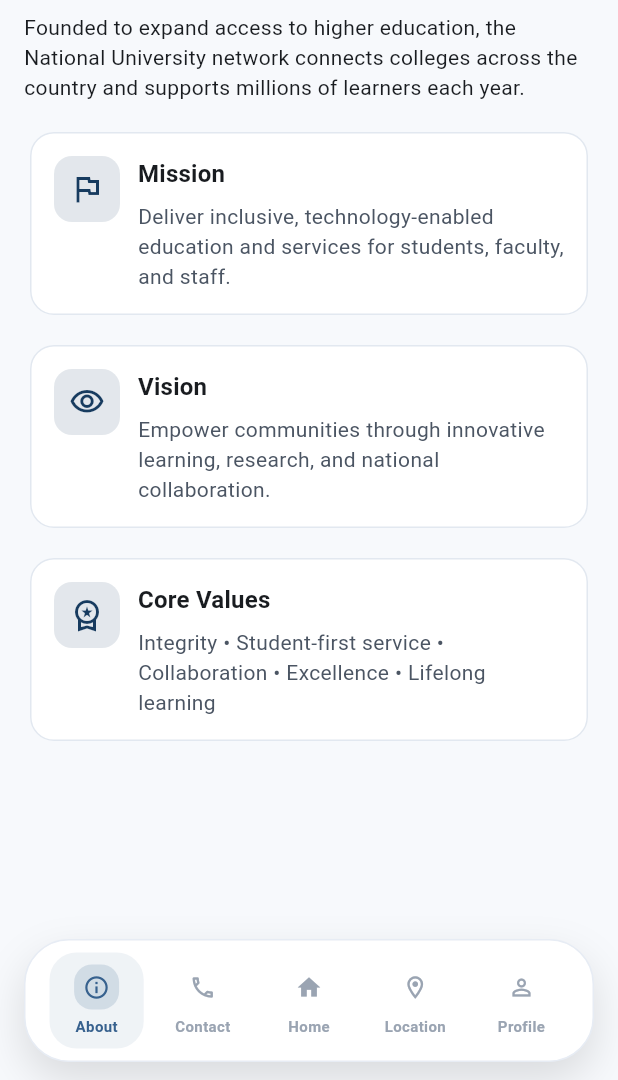
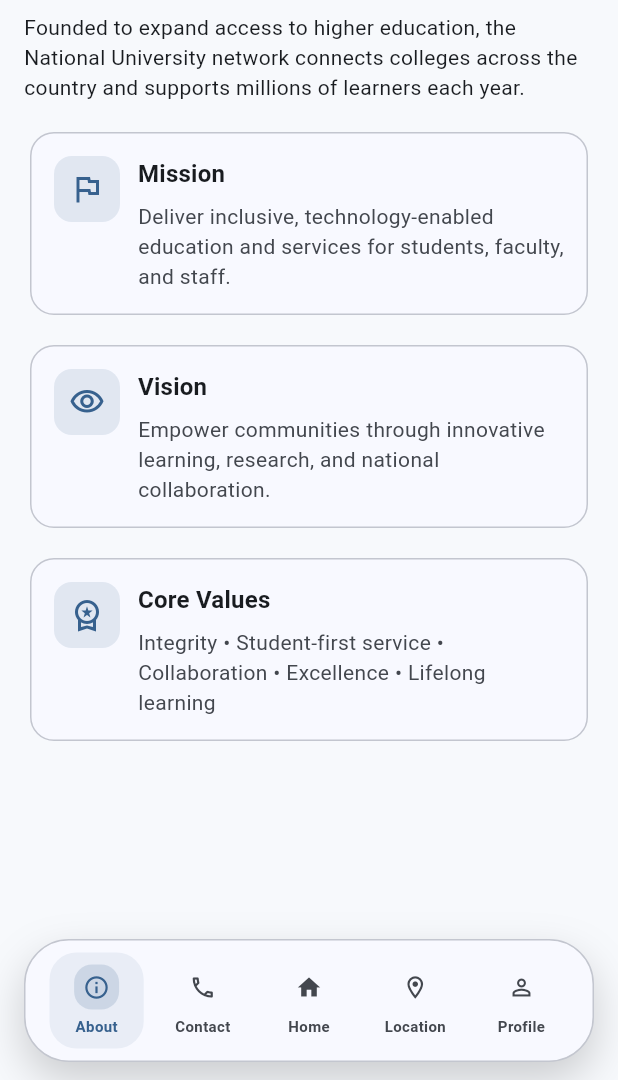
Before and after one commit to creativehabib/nu-app, a Flutter app: the screen it shows after launch, item 3 of the bottom bar chosen, after a tap on "About", on a phone screen of 412 x 824 dp, the part 156-1236 px from its top. Run offline on Flutter 3.47's test engine with Material 3 defaults, Android fonts, the phone set to English and light mode, and no system bars; network calls fail.

Commit message:
Theme employee list and cards for dark mode

```diff
--- a/lib/main.dart
+++ b/lib/main.dart
@@ -3,6 +3,7 @@
 import 'package:provider/provider.dart';
 
 import 'providers/directory_provider.dart';
+import 'providers/theme_provider.dart';
 import 'screens/home_screen.dart';
 
 void main() {
@@ -23,31 +24,57 @@
 
   @override
   Widget build(BuildContext context) {
-    final colorScheme = ColorScheme.fromSeed(
+    final lightColorScheme = ColorScheme.fromSeed(
       seedColor: const Color(0xFF173B5F),
       brightness: Brightness.light,
     );
+    final darkColorScheme = ColorScheme.fromSeed(
+      seedColor: const Color(0xFF173B5F),
+      brightness: Brightness.dark,
+    );
 
-    return ChangeNotifierProvider(
-      create: (_) => DirectoryProvider()..loadDepartments(),
-      child: MaterialApp(
+    return MultiProvider(
+      providers: [
+        ChangeNotifierProvider(create: (_) => DirectoryProvider()..loadDepartments()),
+        ChangeNotifierProvider(create: (_) => ThemeProvider()),
+      ],
+      child: Consumer<ThemeProvider>(
+        builder: (context, themeProvider, _) {
+          return MaterialApp(
             debugShowCheckedModeBanner: false,
             title: 'National University Directory',
             theme: ThemeData(
               appBarTheme: AppBarTheme(
-            backgroundColor: colorScheme.primary,
-            foregroundColor: colorScheme.onPrimary,
+                backgroundColor: lightColorScheme.primary,
+                foregroundColor: lightColorScheme.onPrimary,
                 systemOverlayStyle: const SystemUiOverlayStyle(
                   statusBarColor: Colors.transparent,
                   statusBarIconBrightness: Brightness.light,
                   statusBarBrightness: Brightness.dark,
                 ),
               ),
-          colorScheme: colorScheme,
+              colorScheme: lightColorScheme,
               scaffoldBackgroundColor: const Color(0xFFF7F9FC),
               useMaterial3: true,
             ),
+            darkTheme: ThemeData(
+              appBarTheme: AppBarTheme(
+                backgroundColor: darkColorScheme.primary,
+                foregroundColor: darkColorScheme.onPrimary,
+                systemOverlayStyle: const SystemUiOverlayStyle(
+                  statusBarColor: Colors.transparent,
+                  statusBarIconBrightness: Brightness.light,
+                  statusBarBrightness: Brightness.dark,
+                ),
+              ),
+              colorScheme: darkColorScheme,
+              scaffoldBackgroundColor: const Color(0xFF0F141B),
+              useMaterial3: true,
+            ),
+            themeMode: themeProvider.themeMode,
             home: const HomeScreen(),
+          );
+        },
       ),
     );
   }
--- /dev/null
+++ b/lib/providers/theme_provider.dart
@@ -0,0 +1,13 @@
+import 'package:flutter/material.dart';
+
+class ThemeProvider extends ChangeNotifier {
+  ThemeMode _themeMode = ThemeMode.light;
+
+  ThemeMode get themeMode => _themeMode;
+  bool get isDarkMode => _themeMode == ThemeMode.dark;
+
+  void toggleTheme(bool isDark) {
+    _themeMode = isDark ? ThemeMode.dark : ThemeMode.light;
+    notifyListeners();
+  }
+}
--- a/lib/screens/about_screen.dart
+++ b/lib/screens/about_screen.dart
@@ -79,12 +79,13 @@
 
   @override
   Widget build(BuildContext context) {
+    final colorScheme = Theme.of(context).colorScheme;
     return Card(
       elevation: 0,
-      color: Colors.white,
+      color: colorScheme.surface,
       shape: RoundedRectangleBorder(
         borderRadius: BorderRadius.circular(16),
-        side: const BorderSide(color: Color(0xFFE2E8F0)),
+        side: BorderSide(color: colorScheme.outlineVariant),
       ),
       child: Padding(
         padding: const EdgeInsets.all(16),
@@ -95,10 +96,10 @@
               height: 44,
               width: 44,
               decoration: BoxDecoration(
-                color: const Color(0xFF173B5F).withOpacity(0.12),
+                color: colorScheme.primary.withOpacity(0.12),
                 borderRadius: BorderRadius.circular(12),
               ),
-              child: Icon(icon, color: const Color(0xFF173B5F)),
+              child: Icon(icon, color: colorScheme.primary),
             ),
             const SizedBox(width: 12),
             Expanded(
@@ -115,7 +116,7 @@
                   Text(
                     description,
                     style: Theme.of(context).textTheme.bodyMedium?.copyWith(
-                          color: const Color(0xFF4B5563),
+                          color: colorScheme.onSurfaceVariant,
                         ),
                   ),
                 ],
--- a/lib/screens/contact_screen.dart
+++ b/lib/screens/contact_screen.dart
@@ -78,22 +78,23 @@
 
   @override
   Widget build(BuildContext context) {
+    final colorScheme = Theme.of(context).colorScheme;
     return Card(
       elevation: 0,
-      color: Colors.white,
+      color: colorScheme.surface,
       shape: RoundedRectangleBorder(
         borderRadius: BorderRadius.circular(16),
-        side: const BorderSide(color: Color(0xFFE2E8F0)),
+        side: BorderSide(color: colorScheme.outlineVariant),
       ),
       child: ListTile(
         leading: Container(
           height: 44,
           width: 44,
           decoration: BoxDecoration(
-            color: const Color(0xFF173B5F).withOpacity(0.12),
+            color: colorScheme.primary.withOpacity(0.12),
             borderRadius: BorderRadius.circular(12),
           ),
-          child: Icon(icon, color: const Color(0xFF173B5F)),
+          child: Icon(icon, color: colorScheme.primary),
         ),
         title: Text(
           title,
@@ -101,7 +102,7 @@
         ),
         subtitle: Text(
           subtitle,
-          style: const TextStyle(color: Color(0xFF4B5563)),
+          style: TextStyle(color: colorScheme.onSurfaceVariant),
         ),
       ),
     );
--- a/lib/screens/employee_list_screen.dart
+++ b/lib/screens/employee_list_screen.dart
@@ -41,6 +41,7 @@
     final provider = context.watch<DirectoryProvider>();
     final filteredEmployees =
         provider.filteredEmployees(widget.department.employees);
+    final colorScheme = Theme.of(context).colorScheme;
     final bottomNavItems = buildAppBottomNavItems(
       context,
       onHomeTap: () => Navigator.of(context).popUntil((route) => route.isFirst),
@@ -82,8 +83,14 @@
           ),
           Expanded(
             child: filteredEmployees.isEmpty
-                ? const Center(
-                    child: Text('No employees match this filter.'),
+                ? Center(
+                    child: Text(
+                      'No employees match this filter.',
+                      style: Theme.of(context)
+                          .textTheme
+                          .bodyMedium
+                          ?.copyWith(color: colorScheme.onSurfaceVariant),
+                    ),
                   )
                 : ListView.builder(
                     padding: const EdgeInsets.fromLTRB(16, 8, 16, 16),
--- a/lib/screens/home_screen.dart
+++ b/lib/screens/home_screen.dart
@@ -1,8 +1,10 @@
 import 'package:flutter/material.dart';
 import 'package:flutter/services.dart';
+import 'package:provider/provider.dart';
 
 import 'department_list_screen.dart';
 import '../navigation/app_bottom_nav_items.dart';
+import '../providers/theme_provider.dart';
 import '../widgets/app_bottom_nav.dart';
 
 class HomeScreen extends StatefulWidget {
@@ -16,12 +18,13 @@
   @override
   void didChangeDependencies() {
     super.didChangeDependencies();
+    final brightness = Theme.of(context).brightness;
     // স্ট্যাটাস বার কনফিগারেশন: ব্যাকগ্রাউন্ড নীল (প্রাইমারি কালার) এবং আইকন সাদা
     SystemChrome.setSystemUIOverlayStyle(
-      const SystemUiOverlayStyle(
+      SystemUiOverlayStyle(
         statusBarColor: Colors.transparent, // ট্রান্সপারেন্ট যাতে হেডারের কালার দেখা যায়
         statusBarIconBrightness: Brightness.light, // সাদা আইকন
-        statusBarBrightness: Brightness.dark,    // iOS এর জন্য
+        statusBarBrightness: brightness == Brightness.dark ? Brightness.light : Brightness.dark,    // iOS এর জন্য
       ),
     );
   }
@@ -29,6 +32,8 @@
   @override
   Widget build(BuildContext context) {
     final colorScheme = Theme.of(context).colorScheme;
+    final themeProvider = context.watch<ThemeProvider>();
+    final isDarkMode = themeProvider.isDarkMode;
 
     final tasks = [
       _TaskItem(icon: Icons.menu_book, label: 'Daily Task'),
@@ -59,13 +64,13 @@
     const currentIndex = 2;
 
     return AnnotatedRegion<SystemUiOverlayStyle>(
-      value: const SystemUiOverlayStyle(
+      value: SystemUiOverlayStyle(
         statusBarColor: Colors.transparent,
         statusBarIconBrightness: Brightness.light,
-        statusBarBrightness: Brightness.dark,
+        statusBarBrightness: isDarkMode ? Brightness.light : Brightness.dark,
       ),
       child: Scaffold(
-        backgroundColor: const Color(0xFFF6FBFF),
+        backgroundColor: Theme.of(context).scaffoldBackgroundColor,
 
         // --- সাইডবার ড্রয়ার মেনু ---
         drawer: Drawer(
@@ -73,9 +78,9 @@
             children: [
               UserAccountsDrawerHeader(
                 decoration: BoxDecoration(color: colorScheme.primary),
-                currentAccountPicture: const CircleAvatar(
-                  backgroundColor: Colors.white,
-                  child: Icon(Icons.person, size: 45, color: Color(0xFF173B5F)),
+                currentAccountPicture: CircleAvatar(
+                  backgroundColor: colorScheme.surface,
+                  child: Icon(Icons.person, size: 45, color: colorScheme.primary),
                 ),
                 accountName: const Text('Habibur Rahaman',
                     style: TextStyle(fontWeight: FontWeight.bold, fontSize: 18)),
@@ -90,6 +95,12 @@
                 leading: const Icon(Icons.person_outline),
                 title: const Text('Profile'),
                 onTap: () {},
+              ),
+              SwitchListTile(
+                secondary: Icon(isDarkMode ? Icons.dark_mode : Icons.light_mode),
+                title: const Text('Dark mode'),
+                value: isDarkMode,
+                onChanged: themeProvider.toggleTheme,
               ),
               const Divider(),
               ListTile(
@@ -111,7 +122,7 @@
                 // নিচে হালকা শ্যাডো দেওয়ার জন্য
                 boxShadow: [
                   BoxShadow(
-                    color: Colors.black.withOpacity(0.1),
+                    color: colorScheme.shadow.withOpacity(0.2),
                     blurRadius: 10,
                     offset: const Offset(0, 2),
                   ),
@@ -146,7 +157,7 @@
                         ),
                       ),
                       const SizedBox(width: 12),
-                      const Expanded(
+                      Expanded(
                         child: Column(
                           crossAxisAlignment: CrossAxisAlignment.start,
                           children: [
@@ -155,14 +166,14 @@
                               style: TextStyle(
                                 fontSize: 18,
                                 fontWeight: FontWeight.bold,
-                                color: Colors.white,
+                                color: colorScheme.onPrimary,
                               ),
                             ),
                             Text(
                               'Bangladesh',
                               style: TextStyle(
                                 fontSize: 13,
-                                color: Colors.white70,
+                                color: colorScheme.onPrimary.withOpacity(0.7),
                               ),
                             ),
                           ],
@@ -203,8 +214,8 @@
                     ),
 
                     // --- সার্ভিসেস টাইটেল ---
-                    const Padding(
-                      padding: EdgeInsets.symmetric(horizontal: 16, vertical: 12),
+                    Padding(
+                      padding: const EdgeInsets.symmetric(horizontal: 16, vertical: 12),
                       child: Column(
                         crossAxisAlignment: CrossAxisAlignment.start,
                         children: [
@@ -213,14 +224,14 @@
                             style: TextStyle(
                               fontSize: 18,
                               fontWeight: FontWeight.w700,
-                              color: Color(0xFF1F1F1F),
+                              color: colorScheme.onSurface,
                             ),
                           ),
                           Text(
                             'Everything you need in one place',
                             style: TextStyle(
                               fontSize: 13,
-                              color: Color(0xFF7C8294),
+                              color: colorScheme.onSurfaceVariant,
                             ),
                           ),
                         ],
@@ -287,6 +298,7 @@
   @override
   Widget build(BuildContext context) {
     final iconColor = Color.lerp(color, Colors.black, 0.2) ?? color;
+    final colorScheme = Theme.of(context).colorScheme;
     return Material(
       color: Colors.transparent,
       child: InkWell(
@@ -294,10 +306,16 @@
         onTap: onTap,
         child: Ink(
           decoration: BoxDecoration(
-            color: Colors.white,
+            color: colorScheme.surface,
             borderRadius: BorderRadius.circular(16),
-            border: Border.all(color: const Color(0xFFE8EAF2)),
-            boxShadow: [BoxShadow(blurRadius: 10, color: Colors.black.withOpacity(0.05), offset: const Offset(0, 4))],
+            border: Border.all(color: colorScheme.outlineVariant),
+            boxShadow: [
+              BoxShadow(
+                blurRadius: 10,
+                color: Theme.of(context).shadowColor.withOpacity(0.15),
+                offset: const Offset(0, 4),
+              ),
+            ],
           ),
           padding: const EdgeInsets.all(10),
           child: Column(
@@ -309,7 +327,15 @@
                 child: Icon(icon, color: iconColor),
               ),
               const SizedBox(height: 8),
-              Text(label, textAlign: TextAlign.center, style: const TextStyle(fontSize: 11, fontWeight: FontWeight.w600, color: Color(0xFF2E2E2E))),
+              Text(
+                label,
+                textAlign: TextAlign.center,
+                style: TextStyle(
+                  fontSize: 11,
+                  fontWeight: FontWeight.w600,
+                  color: colorScheme.onSurface,
+                ),
+              ),
             ],
           ),
         ),
--- a/lib/screens/location_screen.dart
+++ b/lib/screens/location_screen.dart
@@ -12,6 +12,7 @@
       context,
       onHomeTap: () => Navigator.of(context).popUntil((route) => route.isFirst),
     );
+    final colorScheme = Theme.of(context).colorScheme;
 
     return Scaffold(
       appBar: AppBar(
@@ -47,23 +48,23 @@
           Container(
             height: 180,
             decoration: BoxDecoration(
-              color: const Color(0xFFEFF4FF),
+              color: colorScheme.surfaceVariant,
               borderRadius: BorderRadius.circular(16),
-              border: Border.all(color: const Color(0xFFCBD5F5)),
+              border: Border.all(color: colorScheme.outlineVariant),
             ),
             child: Column(
               mainAxisAlignment: MainAxisAlignment.center,
-              children: const [
+              children: [
                 Icon(
                   Icons.map_outlined,
                   size: 42,
-                  color: Color(0xFF173B5F),
+                  color: colorScheme.primary,
                 ),
-                SizedBox(height: 8),
+                const SizedBox(height: 8),
                 Text(
                   'Map preview available in the full app',
                   style: TextStyle(
-                    color: Color(0xFF4B5563),
+                    color: colorScheme.onSurfaceVariant,
                     fontWeight: FontWeight.w600,
                   ),
                 ),
@@ -93,12 +94,13 @@
 
   @override
   Widget build(BuildContext context) {
+    final colorScheme = Theme.of(context).colorScheme;
     return Card(
       elevation: 0,
-      color: Colors.white,
+      color: colorScheme.surface,
       shape: RoundedRectangleBorder(
         borderRadius: BorderRadius.circular(16),
-        side: const BorderSide(color: Color(0xFFE2E8F0)),
+        side: BorderSide(color: colorScheme.outlineVariant),
       ),
       child: Padding(
         padding: const EdgeInsets.all(16),
@@ -109,10 +111,10 @@
               height: 44,
               width: 44,
               decoration: BoxDecoration(
-                color: const Color(0xFF173B5F).withOpacity(0.12),
+                color: colorScheme.primary.withOpacity(0.12),
                 borderRadius: BorderRadius.circular(12),
               ),
-              child: Icon(icon, color: const Color(0xFF173B5F)),
+              child: Icon(icon, color: colorScheme.primary),
             ),
             const SizedBox(width: 12),
             Expanded(
@@ -129,7 +131,7 @@
                   Text(
                     address,
                     style: Theme.of(context).textTheme.bodyMedium?.copyWith(
-                          color: const Color(0xFF4B5563),
+                          color: colorScheme.onSurfaceVariant,
                         ),
                   ),
                 ],
--- a/lib/widgets/app_bottom_nav.dart
+++ b/lib/widgets/app_bottom_nav.dart
@@ -12,19 +12,20 @@
 
   @override
   Widget build(BuildContext context) {
+    final colorScheme = Theme.of(context).colorScheme;
     return SafeArea(
       top: false,
       child: Padding(
         padding: const EdgeInsets.fromLTRB(16, 8, 16, 12),
         child: Container(
           decoration: BoxDecoration(
-            color: Colors.white,
-            border: Border.all(color: const Color(0xFFE7ECF4)),
+            color: colorScheme.surface,
+            border: Border.all(color: colorScheme.outlineVariant),
             borderRadius: BorderRadius.circular(30),
             boxShadow: [
               BoxShadow(
                 blurRadius: 24,
-                color: Colors.black.withOpacity(0.12),
+                color: Theme.of(context).shadowColor.withOpacity(0.18),
                 offset: const Offset(0, 12),
               ),
             ],
@@ -74,7 +75,7 @@
   @override
   Widget build(BuildContext context) {
     final selectedColor = Theme.of(context).colorScheme.primary;
-    const unselectedColor = Color(0xFF9AA4B2);
+    final unselectedColor = Theme.of(context).colorScheme.onSurfaceVariant;
     final iconBackground =
         isSelected ? selectedColor.withOpacity(0.16) : Colors.transparent;
     return Material(
--- a/lib/widgets/employee_card.dart
+++ b/lib/widgets/employee_card.dart
@@ -69,6 +69,7 @@
       showDragHandle: true,
       backgroundColor: Theme.of(context).colorScheme.surface,
       builder: (context) {
+        final colorScheme = Theme.of(context).colorScheme;
         return SafeArea(
           child: Padding(
             padding: const EdgeInsets.fromLTRB(16, 8, 16, 24),
@@ -87,7 +88,7 @@
 
                 // Phone Call
                 ListTile(
-                  leading: const Icon(Icons.phone_in_talk),
+                  leading: Icon(Icons.phone_in_talk, color: colorScheme.primary),
                   title: const Text('Phone Call'),
                   subtitle: Text(phone),
                   shape: RoundedRectangleBorder(borderRadius: BorderRadius.circular(12)),
@@ -99,7 +100,7 @@
 
                 // whatsapp
                 ListTile(
-                  leading: const Icon(Icons.message, color: Colors.green),
+                  leading: Icon(Icons.message, color: colorScheme.tertiary),
                   title: const Text('WhatsApp'),
                   subtitle: Text(canOpenWhatsApp
                       ? 'Chat/Call via WhatsApp'
```
Lines whose indentation alone changed are shown as unchanged.
